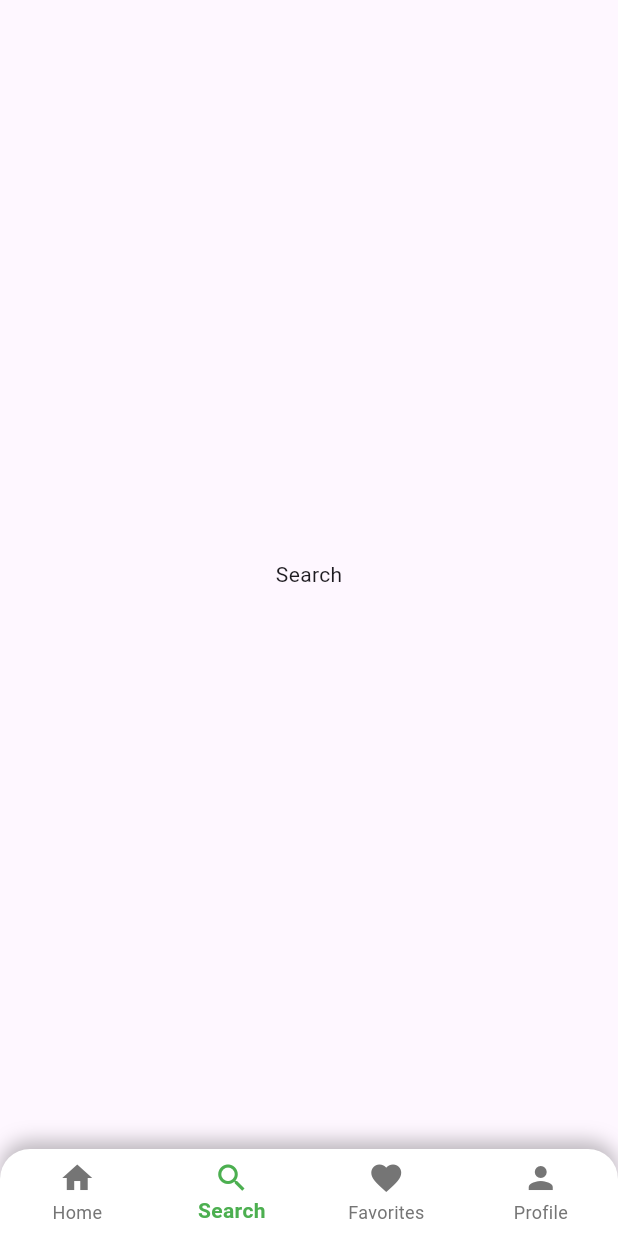
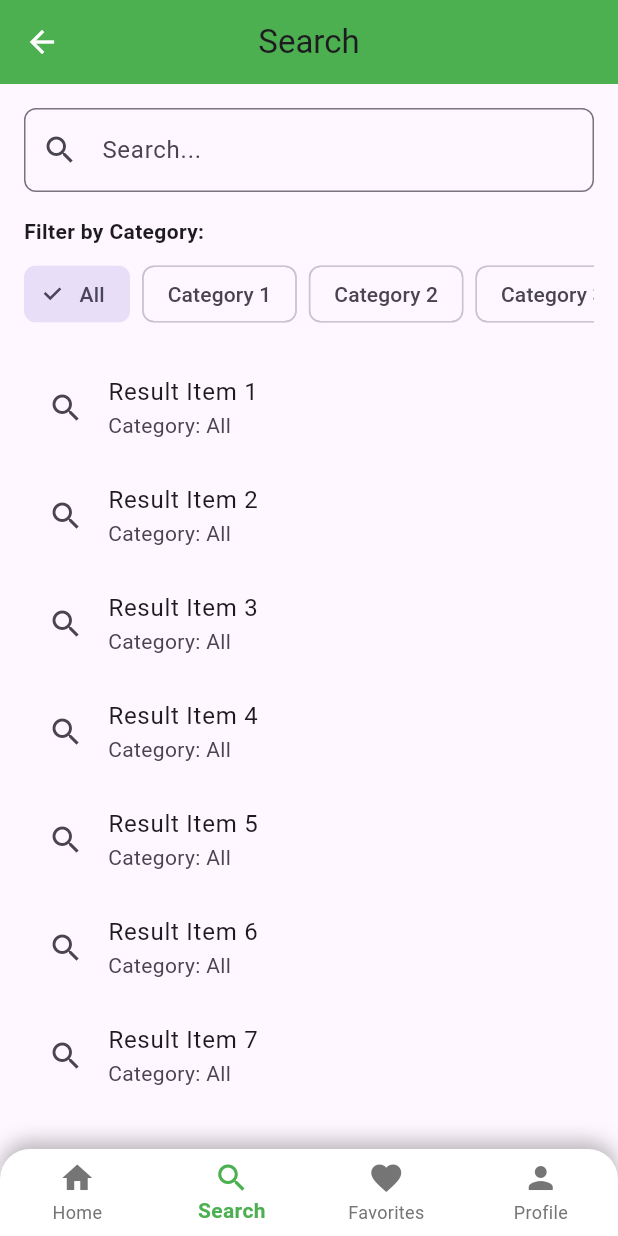
Before and after one commit to ElezDev/appServiPop, a Flutter app: the MainApp screen opened by its route, item 2 of the bottom bar chosen, on a phone screen of 412 x 824 dp. Run offline on Flutter 3.47's test engine with Material 3 defaults, Android fonts, the light colour scheme and no system bars; our stand-ins replace carousel_slider, dio, flutter_secure_storage, flutter_staggered_animations; accounts and stored records are empty; network calls fail.

Commit message:
Agregar vista de búsqueda con funcionalidad de filtro y barra de búsqueda

```diff
--- a/lib/main.dart
+++ b/lib/main.dart
@@ -10,6 +10,7 @@ import 'package:servipopapp/views/favorites/favorites_view.dart';
 import 'package:servipopapp/views/help/help_view.dart';
 import 'package:servipopapp/views/home/home_view.dart';
 import 'package:servipopapp/views/profile/profile_view.dart';
+import 'package:servipopapp/views/search/search_view.dart';
 import 'package:servipopapp/views/splash/splash_screen.dart';
 import 'package:servipopapp/localizations.dart'; // Importa el archivo de localizaciones
 import 'package:flutter_localizations/flutter_localizations.dart'; // Importa las localizaciones de Flutter
@@ -84,7 +85,7 @@ class _MainAppState extends State<MainApp> {
 
   @override
   Widget build(BuildContext context) {
-    final localizations = AppLocalizations.of(context); // Obtén las traducciones
+    final localizations = AppLocalizations.of(context);
 
     return Scaffold(
       body: _screens[_selectedIndex],
@@ -112,19 +113,19 @@ class _MainAppState extends State<MainApp> {
             items: [
               BottomNavigationBarItem(
                 icon: Icon(Icons.home),
-                label: localizations.home, // Usa la traducción
+                label: localizations.home,
               ),
               BottomNavigationBarItem(
                 icon: Icon(Icons.search),
-                label: localizations.search, // Usa la traducción
+                label: localizations.search,
               ),
               BottomNavigationBarItem(
                 icon: Icon(Icons.favorite),
-                label: localizations.favorites, // Usa la traducción
+                label: localizations.favorites,
               ),
               BottomNavigationBarItem(
                 icon: Icon(Icons.person),
-                label: localizations.profile, // Usa la traducción
+                label: localizations.profile,
               ),
             ],
           ),
@@ -133,12 +134,3 @@ class _MainAppState extends State<MainApp> {
     );
   }
 }
-
-// Pantallas adicionales (puedes moverlas a sus propios archivos)
-class SearchView extends StatelessWidget {
-  @override
-  Widget build(BuildContext context) {
-    final localizations = AppLocalizations.of(context); // Obtén las traducciones
-    return Center(child: Text(localizations.search)); // Usa la traducción
-  }
-}
--- a/lib/views/search/search_view.dart
+++ b/lib/views/search/search_view.dart
@@ -0,0 +1,87 @@
+import 'package:flutter/material.dart';
+
+class SearchView extends StatefulWidget {
+  @override
+  _SearchViewState createState() => _SearchViewState();
+}
+
+class _SearchViewState extends State<SearchView> {
+  String selectedCategory = 'All';
+  final List<String> categories = ['All', 'Category 1', 'Category 2', 'Category 3'];
+  final TextEditingController searchController = TextEditingController();
+
+  @override
+  Widget build(BuildContext context) {
+    return Scaffold(
+      appBar: AppBar(
+        title: Text('Search'),
+        centerTitle: true,
+      ),
+      body: Padding(
+        padding: const EdgeInsets.all(16.0),
+        child: Column(
+          crossAxisAlignment: CrossAxisAlignment.start,
+          children: [
+            // Search Bar
+            TextField(
+              controller: searchController,
+              decoration: InputDecoration(
+                hintText: 'Search...',
+                prefixIcon: Icon(Icons.search),
+                border: OutlineInputBorder(
+                  borderRadius: BorderRadius.circular(8.0),
+                ),
+              ),
+              onChanged: (value) {
+                // Handle search logic here
+              },
+            ),
+            SizedBox(height: 16.0),
+            // Category Filter
+            Text(
+              'Filter by Category:',
+              style: TextStyle(fontWeight: FontWeight.bold),
+            ),
+            SizedBox(height: 8.0),
+            SingleChildScrollView(
+              scrollDirection: Axis.horizontal,
+              child: Row(
+                children: categories.map((category) {
+                  return Padding(
+                    padding: const EdgeInsets.only(right: 8.0),
+                    child: ChoiceChip(
+                      label: Text(category),
+                      selected: selectedCategory == category,
+                      onSelected: (isSelected) {
+                        setState(() {
+                          selectedCategory = isSelected ? category : 'All';
+                        });
+                      },
+                    ),
+                  );
+                }).toList(),
+              ),
+            ),
+            SizedBox(height: 16.0),
+            // Results Section
+            Expanded(
+              child: ListView.builder(
+                itemCount: 10, // Replace with your dynamic data count
+                itemBuilder: (context, index) {
+                  return ListTile(
+                    leading: Icon(Icons.search),
+                    title: Text('Result Item ${index + 1}'),
+                    subtitle: Text('Category: $selectedCategory'),
+                    onTap: () {
+                      // Handle item tap
+                    },
+                  );
+                },
+              ),
+            ),
+          ],
+        ),
+      ),
+    );
+  }
+}
```
